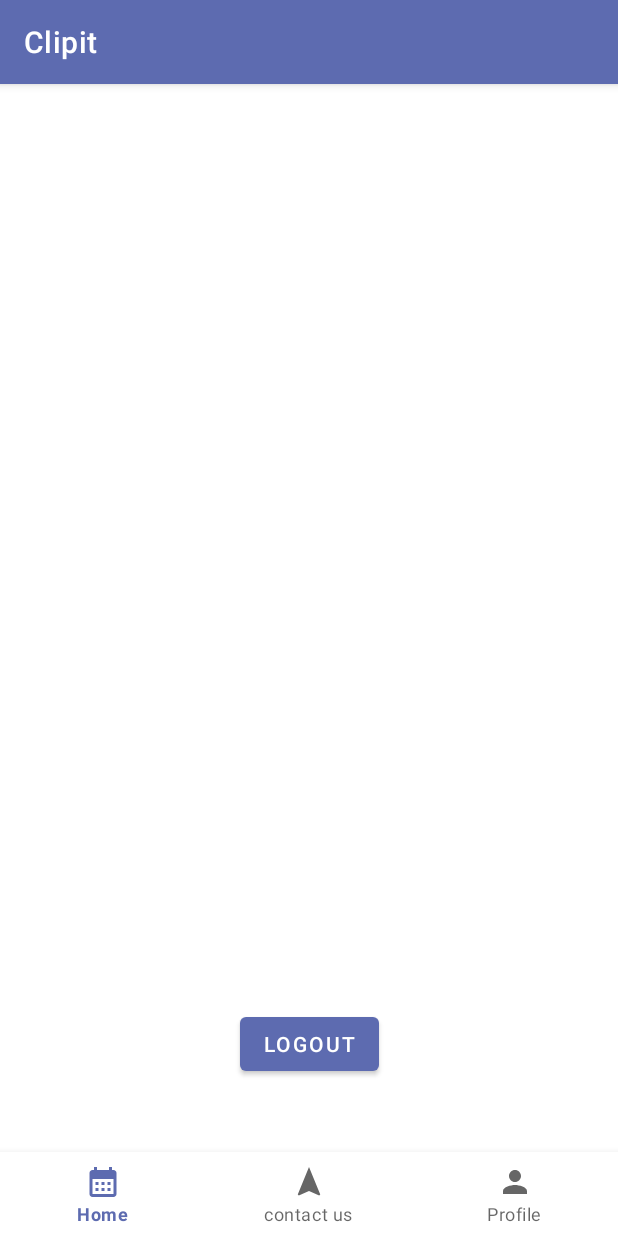
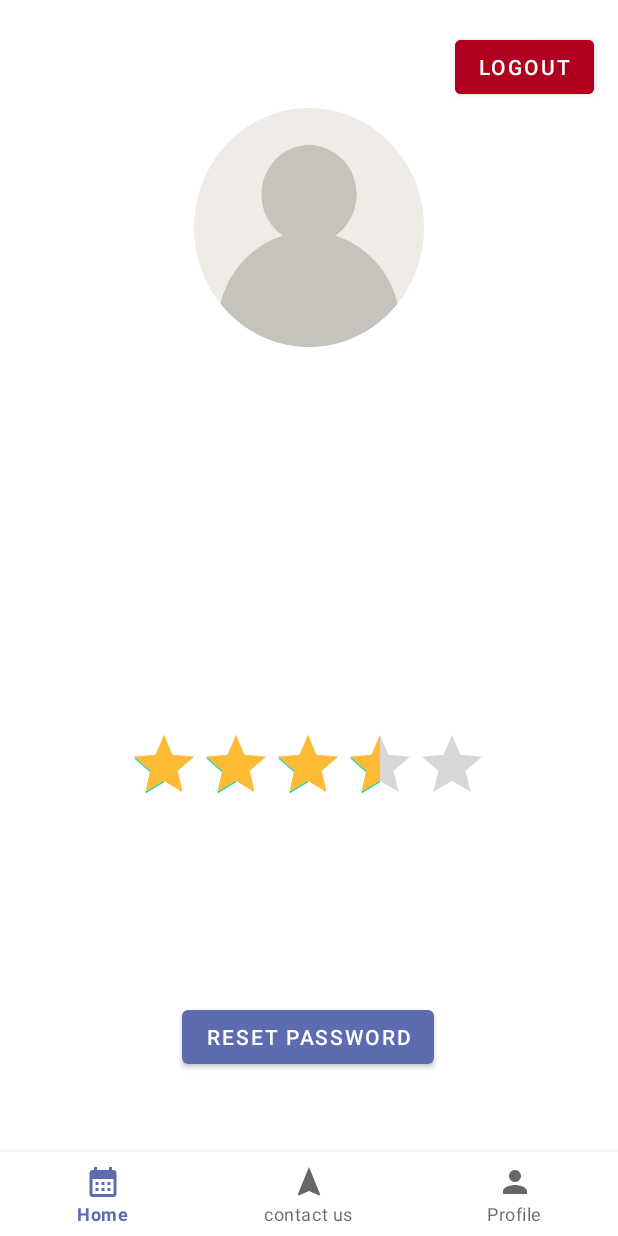
Before and after one commit to ahmad420/ClipIt, an Android app: the Profile screen opened directly, with no data from a screen before it, on a phone screen of 412 x 824 dp. Run offline under Robolectric (Android 15) with nearby library versions, the phone set to English and light mode, and no system bars; our stand-ins replace Firebase (no records; nobody signed in at launch, a user with empty details on screens opened directly).

Commit message:
forgot password page was created ,  profile page was edited

```diff
--- a/app/src/main/java/com/example/clipit/Profile.java
+++ b/app/src/main/java/com/example/clipit/Profile.java
@@ -9,6 +9,7 @@ import android.view.MenuItem;
 import android.view.View;
 import android.widget.Button;
 import android.widget.TextView;
+import android.widget.Toast;
 
 import com.google.android.material.bottomnavigation.BottomNavigationView;
 import com.google.firebase.auth.FirebaseAuth;
@@ -28,12 +29,16 @@ public class Profile extends AppCompatActivity implements View.OnClickListener,
     private TextView textViewEmail;
     private TextView textViewName;
     private Button buttonLogout;
-
+    private Button buttonResetPassword;
     @Override
     protected void onCreate(Bundle savedInstanceState) {
         super.onCreate(savedInstanceState);
         setContentView(R.layout.activity_profile);
 
+        // hide the top of the app
+        if (getSupportActionBar() != null) {
+            getSupportActionBar().hide();
+        }
         mAuth = FirebaseAuth.getInstance();
         db = FirebaseFirestore.getInstance();
 
@@ -43,6 +48,11 @@ public class Profile extends AppCompatActivity implements View.OnClickListener,
 
         buttonLogout.setOnClickListener(this);
 
+
+        buttonLogout = findViewById(R.id.buttonLogout);
+        buttonResetPassword = findViewById(R.id.Rst_button); // Initialize the new button
+
+        buttonResetPassword.setOnClickListener(this);
         bottomNavigationView = findViewById(R.id.bottomNavigationView);
         bottomNavigationView.setOnNavigationItemSelectedListener(this);
 
@@ -120,6 +130,7 @@ public class Profile extends AppCompatActivity implements View.OnClickListener,
         }
     }
 
+
     @Override
     public void onClick(View view) {
         if (view.getId() == R.id.buttonLogout) {
@@ -128,9 +139,21 @@ public class Profile extends AppCompatActivity implements View.OnClickListener,
             Intent intent = new Intent(Profile.this, Login.class);
             startActivity(intent);
             finish();
+        } else if (view.getId() == R.id.Rst_button) {
+            // Reset the user's password using Firebase Auth
+            FirebaseUser user = mAuth.getCurrentUser();
+            if (user != null) {
+                mAuth.sendPasswordResetEmail(user.getEmail())
+                        .addOnCompleteListener(task -> {
+                            if (task.isSuccessful()) {
+                                Toast.makeText(Profile.this, "Password reset email sent.", Toast.LENGTH_SHORT).show();
+                            } else {
+                                Toast.makeText(Profile.this, "Failed to send password reset email.", Toast.LENGTH_SHORT).show();
+                            }
+                        });
+            }
         }
     }
-
 
 
     private void navigateToHomeFragment() {
--- a/app/src/main/res/layout/activity_login.xml
+++ b/app/src/main/res/layout/activity_login.xml
@@ -91,6 +91,7 @@
         android:textColor="@color/material_dynamic_primary0"
         app:layout_constraintBottom_toBottomOf="parent"
         app:layout_constraintEnd_toEndOf="parent"
+        android:onClick="navToPage"
         app:layout_constraintStart_toStartOf="parent"
         app:layout_constraintTop_toBottomOf="@+id/button"
         app:layout_constraintVertical_bias="0.257" />
--- a/app/src/main/res/layout/activity_profile.xml
+++ b/app/src/main/res/layout/activity_profile.xml
@@ -10,37 +10,41 @@
         android:id="@+id/textViewEmail"
         android:layout_width="319dp"
         android:layout_height="46dp"
-        android:layout_marginTop="192dp"
+        android:layout_marginTop="324dp"
+        android:textAlignment="center"
         android:textSize="18sp"
         android:textStyle="bold"
+        app:layout_constraintBottom_toTopOf="@+id/bottomNavigationView"
         app:layout_constraintEnd_toEndOf="parent"
-        app:layout_constraintHorizontal_bias="0.456"
         app:layout_constraintStart_toStartOf="parent"
-        app:layout_constraintTop_toTopOf="parent" />
+        app:layout_constraintTop_toTopOf="parent"
+        app:layout_constraintVertical_bias="0.0" />
 
     <Button
         android:id="@+id/buttonLogout"
         android:layout_width="wrap_content"
         android:layout_height="wrap_content"
-        android:layout_marginBottom="48dp"
+        android:backgroundTint="@color/design_default_color_error"
         android:text="Logout"
-        app:layout_constraintBottom_toTopOf="@+id/bottomNavigationView"
+        app:layout_constraintBottom_toTopOf="@+id/textViewEmail"
         app:layout_constraintEnd_toEndOf="parent"
-        app:layout_constraintStart_toStartOf="parent" />
+        app:layout_constraintHorizontal_bias="0.949"
+        app:layout_constraintStart_toStartOf="parent"
+        app:layout_constraintTop_toTopOf="parent"
+        app:layout_constraintVertical_bias="0.074" />
 
     <TextView
         android:id="@+id/textViewName"
-        android:layout_width="312dp"
-        android:layout_height="47dp"
-        android:layout_marginTop="16dp"
+        android:layout_width="143dp"
+        android:layout_height="36dp"
+        android:textAlignment="center"
         android:textSize="18sp"
         android:textStyle="bold"
-        app:layout_constraintBottom_toTopOf="@id/buttonLogout"
+        app:layout_constraintBottom_toTopOf="@+id/textViewEmail"
         app:layout_constraintEnd_toEndOf="parent"
-        app:layout_constraintHorizontal_bias="0.454"
         app:layout_constraintStart_toStartOf="parent"
-        app:layout_constraintTop_toBottomOf="@id/textViewEmail"
-        app:layout_constraintVertical_bias="0.293" />
+        app:layout_constraintTop_toBottomOf="@+id/imageView"
+        app:layout_constraintVertical_bias="0.491" />
 
     <com.google.android.material.bottomnavigation.BottomNavigationView
         android:id="@+id/bottomNavigationView"
@@ -53,6 +57,42 @@
         app:layout_constraintVertical_bias="1.0"
         app:menu="@menu/bottom_nav_menu" />
 
+    <Button
+        android:id="@+id/Rst_button"
+        android:layout_width="wrap_content"
+        android:layout_height="wrap_content"
+        android:text="reset Password"
+        app:layout_constraintBottom_toTopOf="@+id/bottomNavigationView"
+        app:layout_constraintEnd_toEndOf="parent"
+        app:layout_constraintHorizontal_bias="0.497"
+        app:layout_constraintStart_toStartOf="parent"
+        app:layout_constraintTop_toBottomOf="@+id/textViewName"
+        app:layout_constraintVertical_bias="0.876" />
+
+    <ImageView
+        android:id="@+id/imageView"
+        android:layout_width="153dp"
+        android:layout_height="159dp"
+        android:layout_marginTop="72dp"
+        android:background="@drawable/user1"
+        app:layout_constraintBottom_toTopOf="@+id/textViewEmail"
+        app:layout_constraintEnd_toEndOf="parent"
+        app:layout_constraintStart_toStartOf="parent"
+        app:layout_constraintTop_toTopOf="parent"
+        app:layout_constraintVertical_bias="0.0" />
+
+    <RatingBar
+        android:id="@+id/ratingBar"
+        android:layout_width="wrap_content"
+        android:layout_height="wrap_content"
+        android:rating="3.5"
+        android:progressTint="@android:color/holo_orange_light"
+    app:layout_constraintBottom_toTopOf="@+id/Rst_button"
+        app:layout_constraintEnd_toEndOf="parent"
+        app:layout_constraintHorizontal_bias="0.497"
+        app:layout_constraintStart_toStartOf="parent"
+        app:layout_constraintTop_toBottomOf="@+id/textViewEmail"
+        app:layout_constraintVertical_bias="0.484" />
 
 
 
```
Also changed, not shown: app/src/main/AndroidManifest.xml (+8 -1 lines), app/src/main/java/com/example/clipit/Forgot_Password.java (added, +111 -0 lines), app/src/main/java/com/example/clipit/Login.java (+13 -1 lines), app/src/main/java/com/example/clipit/MainActivity.java (+81 -15 lines), app/src/main/java/com/example/clipit/model/Appointment.java (+14 -8 lines), app/src/main/res/layout/activity_forgot_password.xml (added, +72 -0 lines), app/src/main/res/layout/activity_main.xml (+15 -0 lines), app/src/main/res/drawable-v24/ic_user.png (added), app/src/main/res/drawable-v24/user1.png (added).
